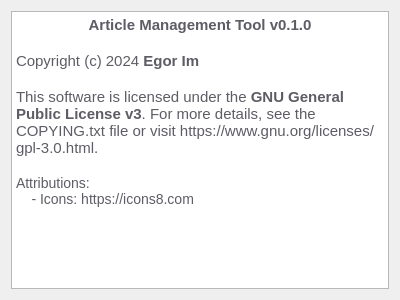
Qt form amt/views/ui/aboutDialog.ui (eg0rim/amt) before a commit.
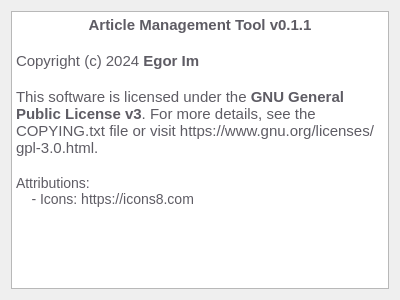
The same form after that commit.

```diff
--- a/amt/views/ui/aboutDialog.ui
+++ b/amt/views/ui/aboutDialog.ui
@@ -30,7 +30,7 @@
 li.unchecked::marker { content: &quot;\2610&quot;; }
 li.checked::marker { content: &quot;\2612&quot;; }
 &lt;/style&gt;&lt;/head&gt;&lt;body style=&quot; font-family:'Ubuntu Sans'; font-size:11pt; font-weight:400; font-style:normal;&quot;&gt;
-&lt;p align=&quot;center&quot; style=&quot; margin-top:0px; margin-bottom:0px; margin-left:0px; margin-right:0px; -qt-block-indent:0; text-indent:0px;&quot;&gt;&lt;span style=&quot; font-weight:700; color:#5e5c64;&quot;&gt;Article Management Tool v0.1.0&lt;/span&gt;&lt;/p&gt;
+&lt;p align=&quot;center&quot; style=&quot; margin-top:0px; margin-bottom:0px; margin-left:0px; margin-right:0px; -qt-block-indent:0; text-indent:0px;&quot;&gt;&lt;span style=&quot; font-weight:700; color:#5e5c64;&quot;&gt;Article Management Tool v0.1.1&lt;/span&gt;&lt;/p&gt;
 &lt;p style=&quot;-qt-paragraph-type:empty; margin-top:0px; margin-bottom:0px; margin-left:0px; margin-right:0px; -qt-block-indent:0; text-indent:0px; color:#5e5c64;&quot;&gt;&lt;br /&gt;&lt;/p&gt;
 &lt;p style=&quot; margin-top:0px; margin-bottom:0px; margin-left:0px; margin-right:0px; -qt-block-indent:0; text-indent:0px;&quot;&gt;&lt;span style=&quot; color:#5e5c64;&quot;&gt;Copyright (c) 2024 &lt;/span&gt;&lt;span style=&quot; font-weight:700; color:#5e5c64;&quot;&gt;Egor Im&lt;/span&gt;&lt;/p&gt;
 &lt;p style=&quot;-qt-paragraph-type:empty; margin-top:0px; margin-bottom:0px; margin-left:0px; margin-right:0px; -qt-block-indent:0; text-indent:0px; color:#5e5c64;&quot;&gt;&lt;br /&gt;&lt;/p&gt;
```
